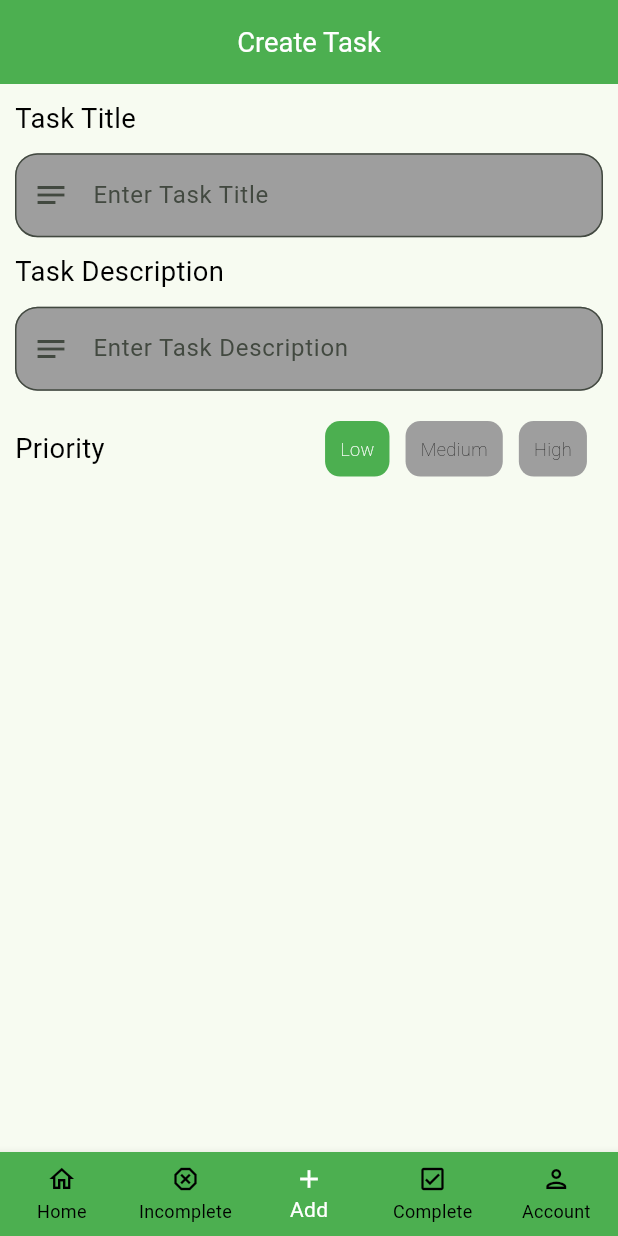
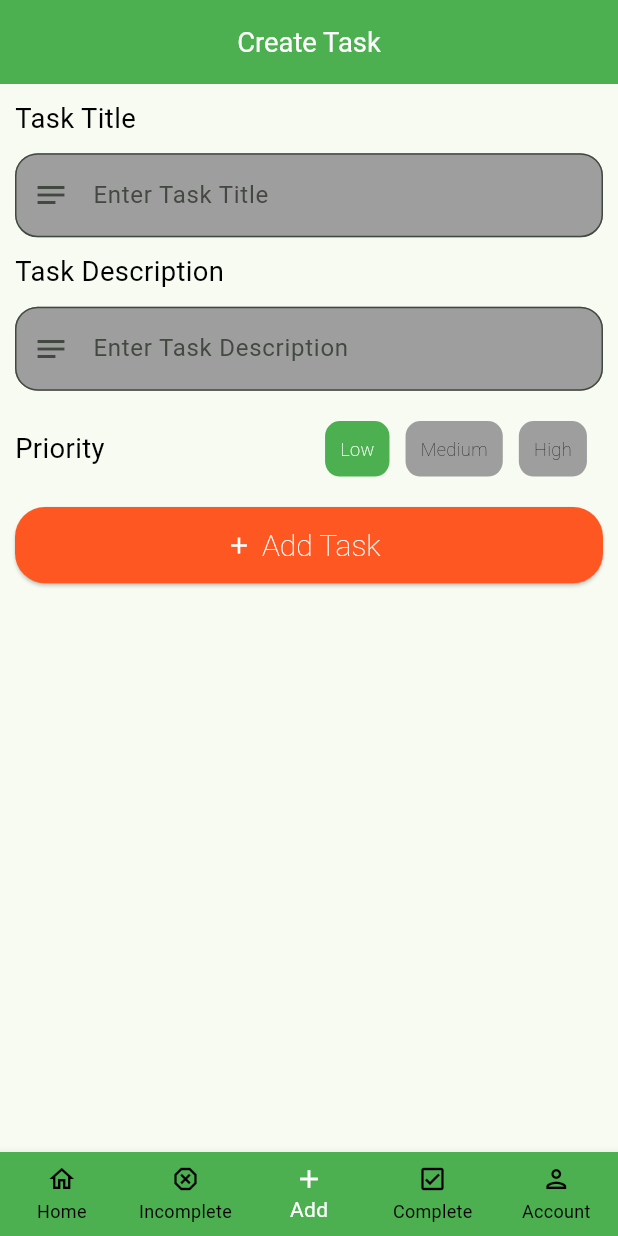
Before and after one commit to IsmayiI/my_tasks, a Flutter app: the AddTaskScreen screen opened by its route, on a phone screen of 412 x 824 dp. Run offline on Flutter 3.47's test engine with Material 3 defaults, Android fonts, the phone set to English and light mode, and no system bars; our stand-ins replace firebase_auth, firebase_core, flutter_riverpod, go_router, google_fonts, riverpod_annotation; accounts and stored records are empty; generated files the repository leaves out were written again.

Commit message:
create add task button

```diff
--- a/lib/features/task_management/presentation/screens/add_task_screen.dart
+++ b/lib/features/task_management/presentation/screens/add_task_screen.dart
@@ -53,6 +53,8 @@ class _AddTaskScreenState extends ConsumerState<AddTaskScreen> {
               selectedPriority: _selectedPriority,
               onTap: getSelectedPriority,
             ),
+            AppSpacer.vertical(20),
+            AddTaskButton(onPressed: () {}),
           ],
         ),
       ),
--- /dev/null
+++ b/lib/features/task_management/presentation/widgets/add_task_button.dart
@@ -0,0 +1,23 @@
+import 'package:flutter/material.dart';
+import 'package:my_tasks/utils/utils.dart';
+
+class AddTaskButton extends StatelessWidget {
+  final VoidCallback onPressed;
+  const AddTaskButton({super.key, required this.onPressed});
+
+  @override
+  Widget build(BuildContext context) {
+    return ElevatedButton.icon(
+      onPressed: onPressed,
+      label: Text('Add Task'),
+      icon: const Icon(Icons.add),
+      style: ElevatedButton.styleFrom(
+        backgroundColor: Colors.deepOrange,
+        foregroundColor: Colors.white,
+        textStyle: AppTextStyle.normal.copyWith(fontSize: 20),
+        minimumSize: Size(double.infinity, SizeConfig.height(50)),
+        shape: RoundedRectangleBorder(borderRadius: BorderRadius.circular(20)),
+      ),
+    );
+  }
+}
--- a/lib/features/task_management/presentation/widgets/widgets.dart
+++ b/lib/features/task_management/presentation/widgets/widgets.dart
@@ -1,2 +1,3 @@
+export 'add_task_button.dart';
 export 'add_task_priority.dart';
 export 'add_task_text_field.dart';
```
